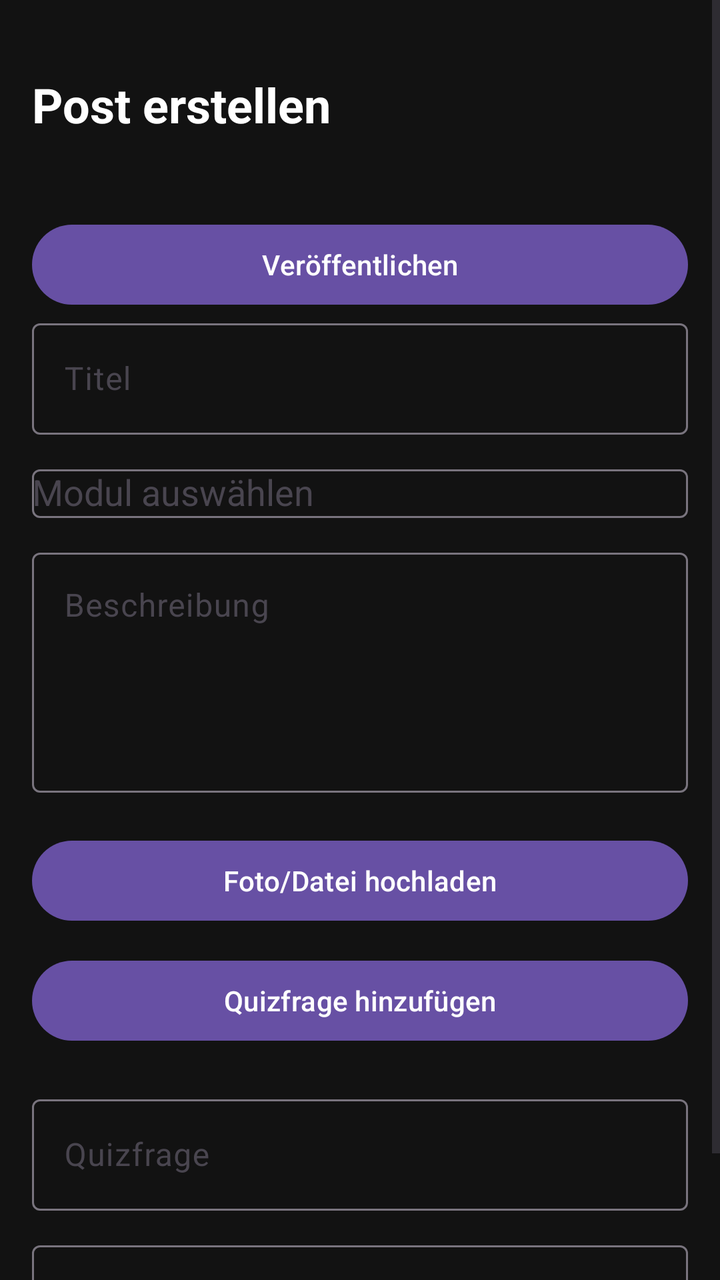
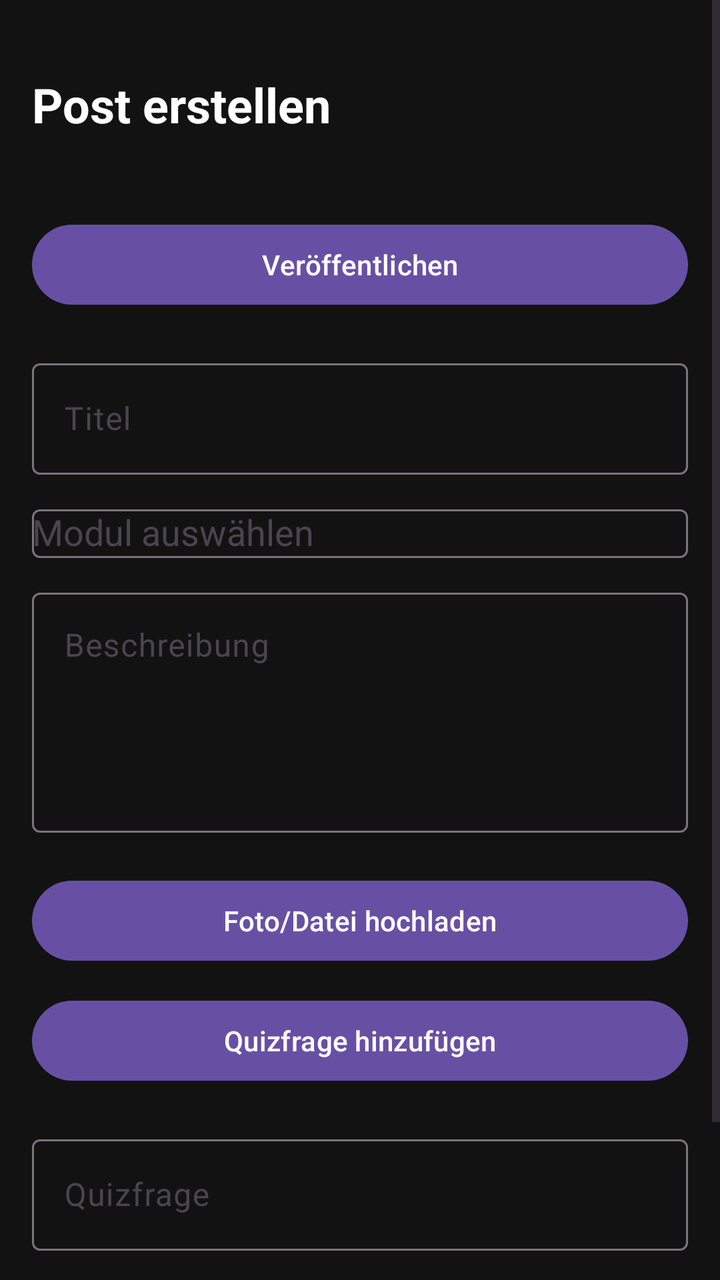

An Android layout rendered at two revisions. The XML below is the earlier revision; the diff shows what the commit changed to produce the second picture.
<!-- AndroidManifest.xml: application theme Theme.StudyGram -->
<!-- res/layout/fragment_add_post.xml -->
<?xml version="1.0" encoding="utf-8"?>
<ScrollView
    xmlns:android="http://schemas.android.com/apk/res/android"
    xmlns:app="http://schemas.android.com/apk/res-auto"
    android:layout_width="match_parent"
    android:layout_height="match_parent"
    android:fillViewport="true"
    android:background="#121212">

    <LinearLayout
        android:layout_width="match_parent"
        android:layout_height="wrap_content"
        android:orientation="vertical"
        android:padding="16dp"
        android:paddingBottom="120dp">


        <TextView
            android:layout_width="wrap_content"
            android:layout_height="wrap_content"
            android:text="Post erstellen"
            android:textColor="@android:color/white"
            android:textStyle="bold"
            android:textSize="24sp"
            android:layout_marginTop="20dp"
            android:layout_marginBottom="20dp"/>

        <Button
            android:id="@+id/btnPublish"
            android:layout_width="match_parent"
            android:layout_height="wrap_content"
            android:text="Veröffentlichen"
            android:layout_marginTop="20dp"/>

        <com.google.android.material.textfield.TextInputLayout
            android:layout_width="match_parent"
            android:layout_height="wrap_content">


            <com.google.android.material.textfield.TextInputEditText
                android:id="@+id/etTitle"
                android:layout_width="match_parent"
                android:layout_height="wrap_content"
                android:textColor="@android:color/white"
                android:hint="Titel"/>
        </com.google.android.material.textfield.TextInputLayout>

        <com.google.android.material.textfield.TextInputLayout
            android:layout_width="match_parent"
            android:layout_height="wrap_content"
            android:layout_marginTop="12dp">

            <AutoCompleteTextView
                android:id="@+id/actSubject"
                android:layout_width="match_parent"
                android:layout_height="wrap_content"
                android:textColor="@android:color/white"
                android:hint="Modul auswählen"/>
        </com.google.android.material.textfield.TextInputLayout>

        <com.google.android.material.textfield.TextInputLayout
            android:layout_width="match_parent"
            android:layout_height="wrap_content"
            android:layout_marginTop="12dp">

            <com.google.android.material.textfield.TextInputEditText
                android:id="@+id/etDescription"
                android:layout_width="match_parent"
                android:layout_height="120dp"
                android:gravity="top"
                android:hint="Beschreibung"
                android:textColor="@android:color/white"
                android:inputType="textMultiLine"/>
        </com.google.android.material.textfield.TextInputLayout>

        <Button
            android:id="@+id/btnUpload"
            android:layout_width="match_parent"
            android:layout_height="wrap_content"
            android:text="Foto/Datei hochladen"
            android:layout_marginTop="20dp"/>

        <ImageView
            android:id="@+id/imgPreview"
            android:layout_width="match_parent"
            android:layout_height="220dp"
            android:layout_marginTop="12dp"
            android:adjustViewBounds="true"
            android:scaleType="centerCrop"
            android:visibility="gone"/>


        <Button
            android:id="@+id/btnAddQuestion"
            android:layout_width="match_parent"
            android:layout_height="wrap_content"
            android:text="Quizfrage hinzufügen"
            android:layout_marginTop="12dp"/>

        <com.google.android.material.textfield.TextInputLayout
            android:layout_width="match_parent"
            android:layout_height="wrap_content"
            android:layout_marginTop="20dp">

            <com.google.android.material.textfield.TextInputEditText
                android:id="@+id/etQuestion"
                android:layout_width="match_parent"
                android:layout_height="wrap_content"
                android:textColor="@android:color/white"
                android:hint="Quizfrage"/>
        </com.google.android.material.textfield.TextInputLayout>

        <com.google.android.material.textfield.TextInputLayout
            android:layout_width="match_parent"
            android:layout_height="wrap_content"
            android:layout_marginTop="12dp">

            <com.google.android.material.textfield.TextInputEditText
                android:id="@+id/etAnswer"
                android:layout_width="match_parent"
                android:layout_height="wrap_content"
                android:textColor="@android:color/white"
                android:hint="Richtige Antwort"/>
        </com.google.android.material.textfield.TextInputLayout>

        <androidx.recyclerview.widget.RecyclerView
            android:id="@+id/rvQuestions"
            android:layout_width="match_parent"
            android:layout_height="wrap_content"
            android:layout_marginTop="16dp"
            android:nestedScrollingEnabled="false"/>


    </LinearLayout>

</ScrollView>
<!-- resources referenced by this layout -->
<resources>
  <style name="Theme.StudyGram" parent="Base.Theme.StudyGram" />
  <style name="Base.Theme.StudyGram" parent="Theme.Material3.DayNight.NoActionBar">
          
          
      </style>
</resources>

<!-- the commit's change to res/layout/fragment_add_post.xml (unified diff, before → after) -->
@@ -34,7 +34,8 @@
 
         <com.google.android.material.textfield.TextInputLayout
             android:layout_width="match_parent"
-            android:layout_height="wrap_content">
+            android:layout_height="wrap_content"
+            android:layout_marginTop="20dp">
 
 
             <com.google.android.material.textfield.TextInputEditText
